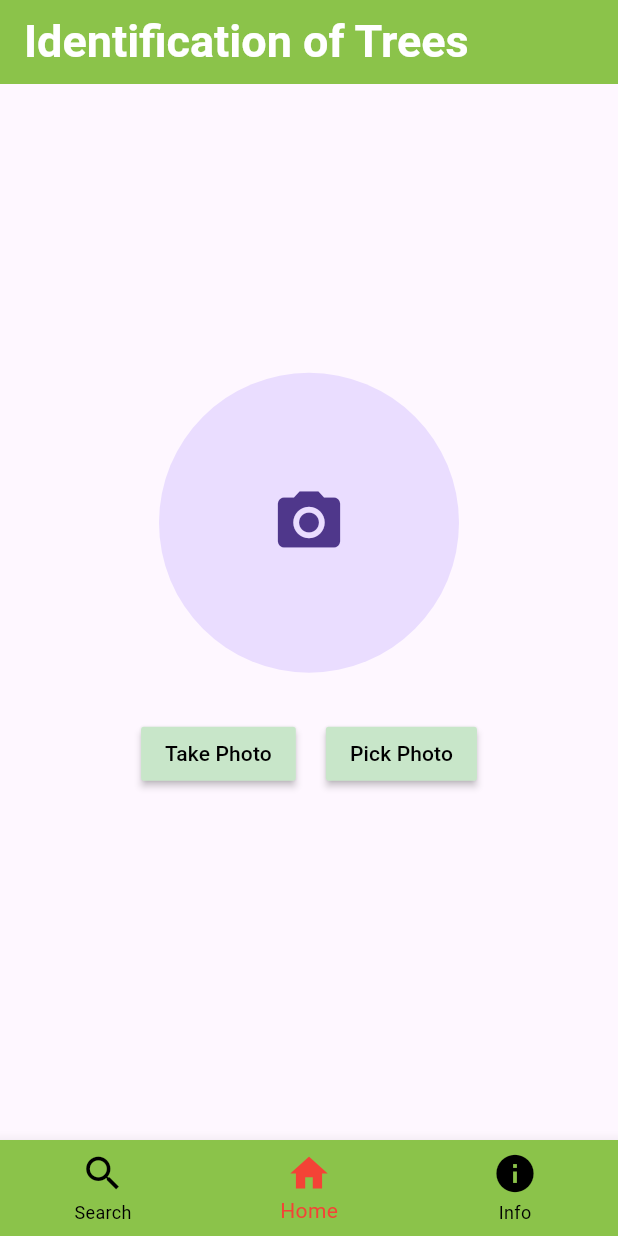
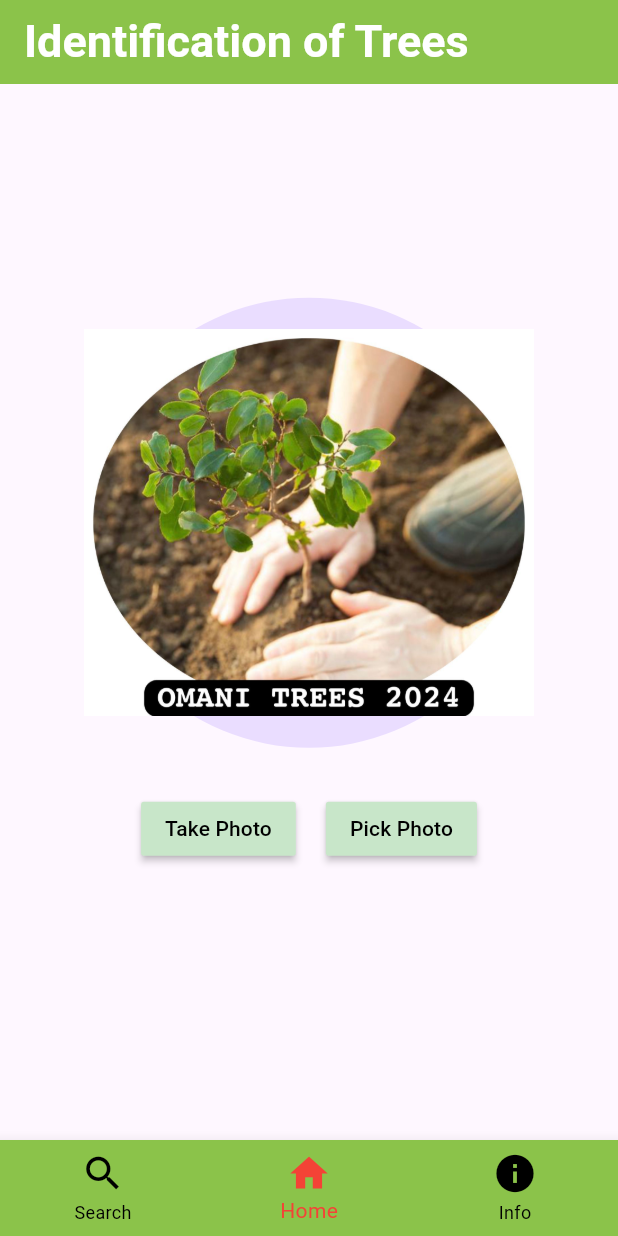
Before and after one commit to SayedMohsen635/Trees-Classifier, a Flutter app: the screen it shows after launch, on a phone screen of 412 x 824 dp. Run offline on Flutter 3.47's test engine with Material 3 defaults, Android fonts, the light colour scheme and no system bars; our stand-ins replace cloud_firestore, firebase_core, image_picker, shared_preferences; missing offline and left inert: syncfusion_flutter_pdfviewer, tflite_v2; accounts and stored records are empty.

Commit message:
Assets Updated & PDF Viewer

```diff
--- a/lib/home_screen.dart
+++ b/lib/home_screen.dart
@@ -88,12 +88,13 @@ class _HomePageState extends State<HomePage> {
         mainAxisAlignment: MainAxisAlignment.center,
         children: <Widget>[
           CircleAvatar(
-            radius: 100,
+            radius: 150,
             backgroundImage: _image != null ? FileImage(_image!) : null,
             child: _image == null
-                ? const Icon(
-                    Icons.camera_alt,
-                    size: 50,
+                ? Image(
+                    image: AssetImage('assets/Icon.jpg'),
+                    width: 500,
+                    height: 500,
                   )
                 : null,
           ),
```
Also changed, not shown: lib/search_screen.dart (+48 -8 lines), pubspec.yaml (+6 -1 lines), assets/Icon.jpg (added), 5 other files.
